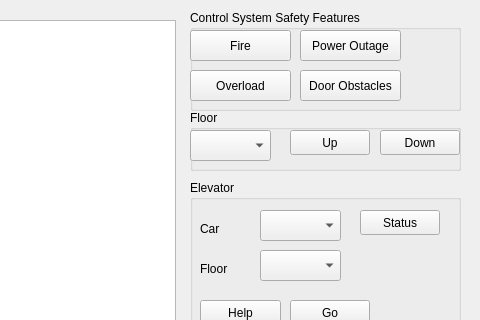
Before: the Qt Designer form A3/mainwindow.ui in bradyhoard/Elevator-Simulator, drawn with Qt 5; both pictures show x 320 to 800 and y 0 to 320 of the 800 by 600 pixel window.
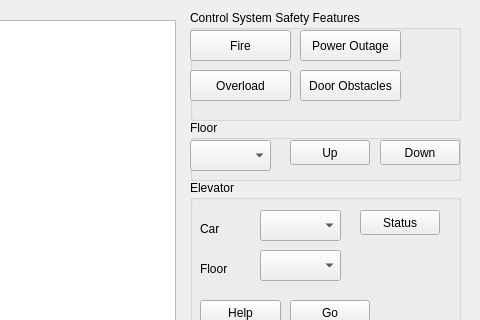
After: the same form once the commit is applied.

The edit to the form file:
```diff
--- a/A3/mainwindow.ui
+++ b/A3/mainwindow.ui
@@ -30,7 +30,7 @@
       <x>510</x>
       <y>10</y>
       <width>271</width>
-      <height>101</height>
+      <height>111</height>
      </rect>
     </property>
     <property name="title">
@@ -106,7 +106,7 @@
     <property name="geometry">
      <rect>
       <x>510</x>
-      <y>110</y>
+      <y>120</y>
       <width>271</width>
       <height>61</height>
      </rect>
```
